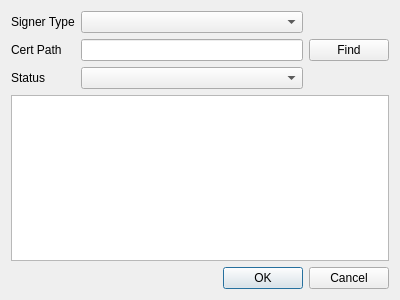
This is CCMan/signer_dlg.ui in jykim74/CCMan as Qt 5 draws it before an edit. The edited form follows.
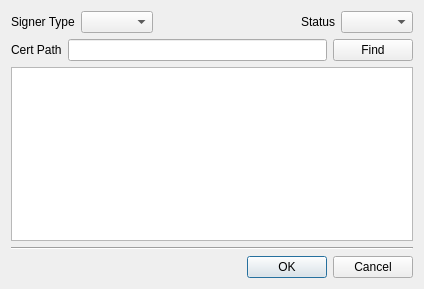
This is the edited form.

What changed in the file:
```diff
--- a/CCMan/signer_dlg.ui
+++ b/CCMan/signer_dlg.ui
@@ -6,49 +6,96 @@
    <rect>
     <x>0</x>
     <y>0</y>
-    <width>400</width>
-    <height>300</height>
+    <width>424</width>
+    <height>289</height>
    </rect>
   </property>
   <property name="windowTitle">
    <string>Register Signer</string>
   </property>
-  <layout class="QGridLayout" name="gridLayout">
-   <item row="0" column="1">
-    <widget class="QComboBox" name="mTypeCombo"/>
-   </item>
-   <item row="1" column="0">
-    <widget class="QLabel" name="label_2">
-     <property name="text">
-      <string>Cert Path</string>
+  <layout class="QVBoxLayout" name="verticalLayout">
+   <item>
+    <layout class="QGridLayout" name="gridLayout">
+     <property name="topMargin">
+      <number>0</number>
      </property>
-    </widget>
+     <item row="0" column="3">
+      <widget class="QLabel" name="label_3">
+       <property name="text">
+        <string>Status</string>
+       </property>
+      </widget>
+     </item>
+     <item row="0" column="1">
+      <widget class="QComboBox" name="mTypeCombo"/>
+     </item>
+     <item row="0" column="4">
+      <widget class="QComboBox" name="mStatusCombo"/>
+     </item>
+     <item row="0" column="0">
+      <widget class="QLabel" name="label">
+       <property name="text">
+        <string>Signer Type</string>
+       </property>
+      </widget>
+     </item>
+     <item row="0" column="2">
+      <spacer name="horizontalSpacer">
+       <property name="orientation">
+        <enum>Qt::Horizontal</enum>
+       </property>
+       <property name="sizeHint" stdset="0">
+        <size>
+         <width>40</width>
+         <height>20</height>
+        </size>
+       </property>
+      </spacer>
+     </item>
+    </layout>
    </item>
-   <item row="1" column="2">
-    <widget class="QPushButton" name="mFindCertBtn">
-     <property name="text">
-      <string>Find</string>
+   <item>
+    <layout class="QGridLayout" name="gridLayout_2">
+     <property name="topMargin">
+      <number>0</number>
      </property>
-    </widget>
+     <item row="0" column="1">
+      <widget class="QLineEdit" name="mCertPathText"/>
+     </item>
+     <item row="0" column="0">
+      <widget class="QLabel" name="label_2">
+       <property name="text">
+        <string>Cert Path</string>
+       </property>
+      </widget>
+     </item>
+     <item row="0" column="2">
+      <widget class="QPushButton" name="mFindCertBtn">
+       <property name="text">
+        <string>Find</string>
+       </property>
+      </widget>
+     </item>
+    </layout>
    </item>
-   <item row="2" column="0">
-    <widget class="QLabel" name="label_3">
-     <property name="text">
-      <string>Status</string>
+   <item>
+    <widget class="QPlainTextEdit" name="mDescText">
+     <property name="minimumSize">
+      <size>
+       <width>400</width>
+       <height>0</height>
+      </size>
      </property>
     </widget>
    </item>
-   <item row="0" column="0">
-    <widget class="QLabel" name="label">
-     <property name="text">
-      <string>Signer Type</string>
+   <item>
+    <widget class="Line" name="line">
+     <property name="orientation">
+      <enum>Qt::Horizontal</enum>
      </property>
     </widget>
    </item>
-   <item row="1" column="1">
-    <widget class="QLineEdit" name="mCertPathText"/>
-   </item>
-   <item row="5" column="1" colspan="2">
+   <item>
     <widget class="QDialogButtonBox" name="buttonBox">
      <property name="orientation">
       <enum>Qt::Horizontal</enum>
@@ -58,12 +105,6 @@
      </property>
     </widget>
    </item>
-   <item row="3" column="0" colspan="3">
-    <widget class="QPlainTextEdit" name="mDescText"/>
-   </item>
-   <item row="2" column="1">
-    <widget class="QComboBox" name="mStatusCombo"/>
-   </item>
   </layout>
  </widget>
  <resources/>
```
